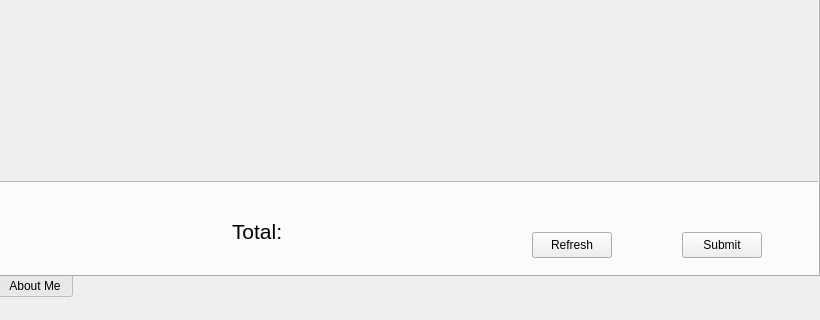
Old version of the form guestwindow.ui in the repository zrd96/restaurant; both pictures show x 380 to 1200 and y 580 to 900 of the 1200 by 900 pixel window.
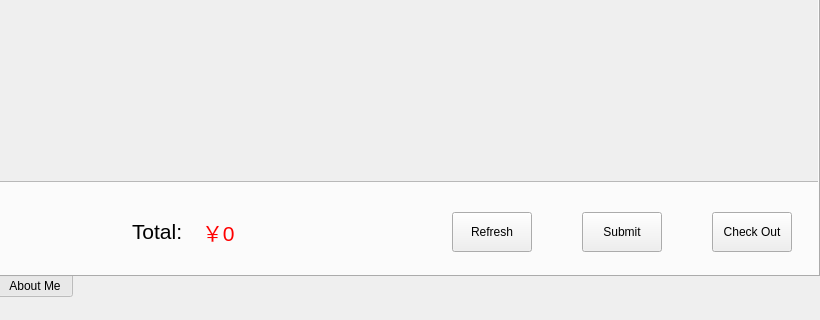
New version of the form. Custom widgets are drawn as their Qt base class.

```diff
--- a/guestwindow.ui
+++ b/guestwindow.ui
@@ -149,10 +149,10 @@
      <widget class="QPushButton" name="RefreshCart">
       <property name="geometry">
        <rect>
-        <x>910</x>
-        <y>810</y>
+        <x>830</x>
+        <y>790</y>
         <width>80</width>
-        <height>26</height>
+        <height>40</height>
        </rect>
       </property>
       <property name="text">
@@ -180,7 +180,7 @@
      <widget class="QLabel" name="textTotal">
       <property name="geometry">
        <rect>
-        <x>610</x>
+        <x>510</x>
         <y>780</y>
         <width>61</width>
         <height>60</height>
@@ -198,10 +198,10 @@
      <widget class="QPushButton" name="submitButton">
       <property name="geometry">
        <rect>
-        <x>1060</x>
-        <y>810</y>
+        <x>960</x>
+        <y>790</y>
         <width>80</width>
-        <height>26</height>
+        <height>40</height>
        </rect>
       </property>
       <property name="text">
@@ -211,9 +211,9 @@
      <widget class="QLabel" name="cartTotal">
       <property name="geometry">
        <rect>
-        <x>680</x>
+        <x>580</x>
         <y>780</y>
-        <width>140</width>
+        <width>201</width>
         <height>60</height>
        </rect>
       </property>
@@ -226,7 +226,20 @@
        <string notr="true">color: #ff0000</string>
       </property>
       <property name="text">
-       <string/>
+       <string>￥0</string>
+      </property>
+     </widget>
+     <widget class="QPushButton" name="checkOutButton">
+      <property name="geometry">
+       <rect>
+        <x>1090</x>
+        <y>790</y>
+        <width>80</width>
+        <height>40</height>
+       </rect>
+      </property>
+      <property name="text">
+       <string>Check Out</string>
       </property>
      </widget>
     </widget>
```
